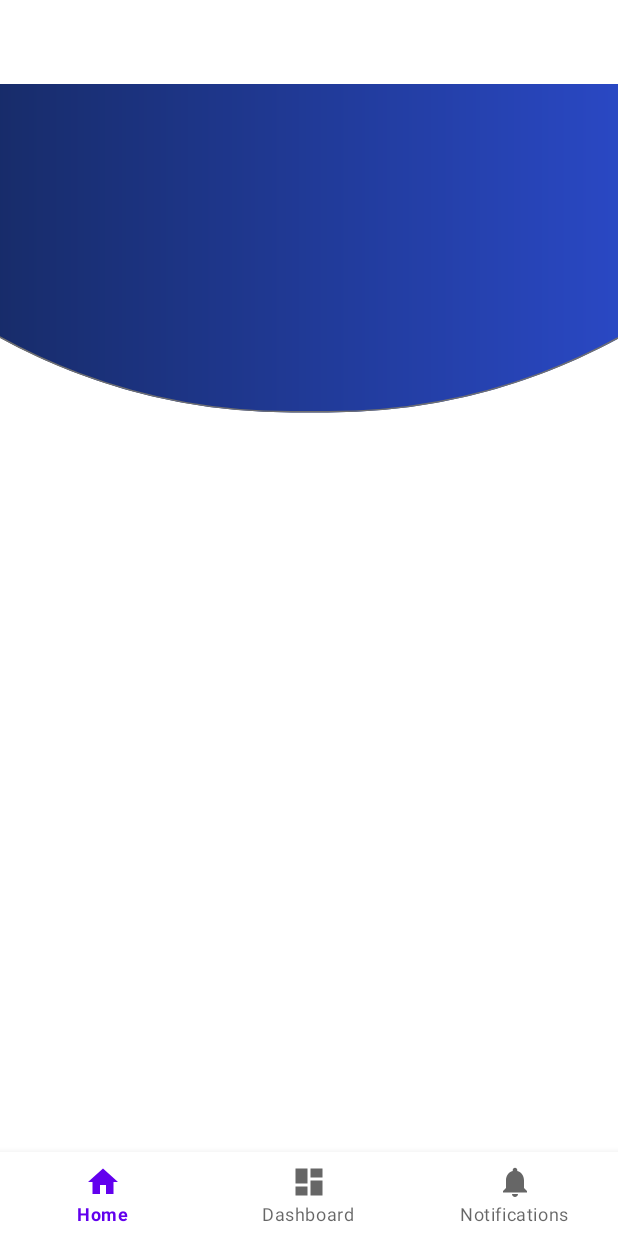
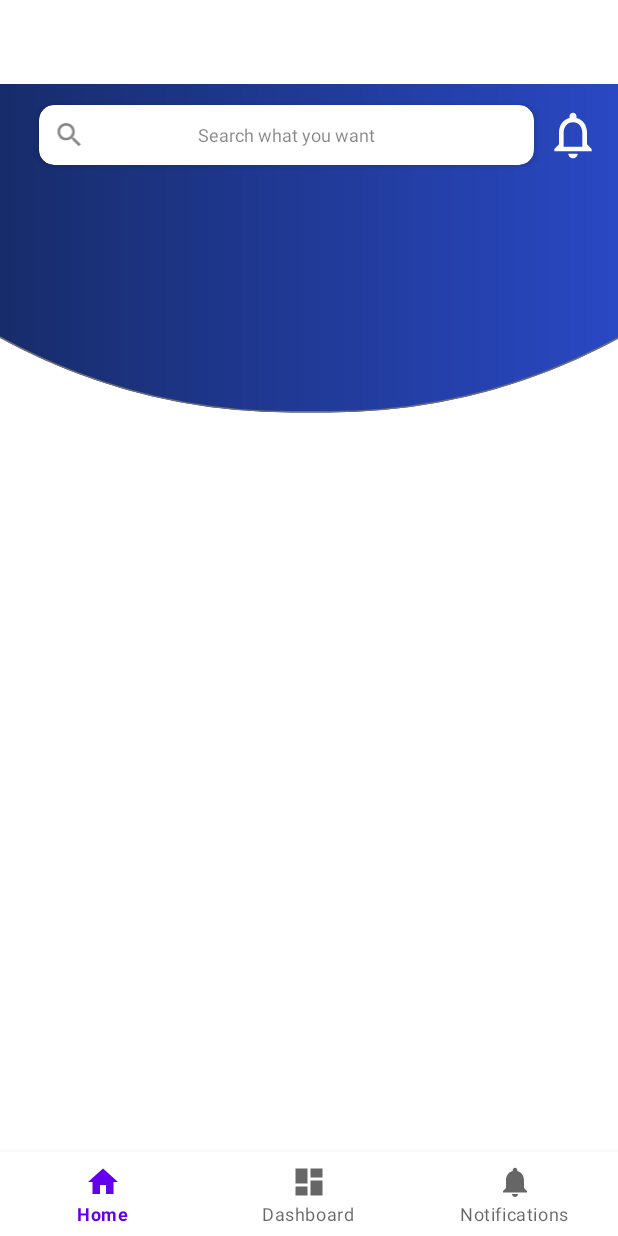
Before and after one commit to peirisabhi/chozy, an Android app: the HomeFragment screen opened directly, with no data from a screen before it, on a phone screen of 412 x 824 dp. Run offline under Robolectric (Android 15) with nearby library versions, the phone set to English and light mode, and no system bars; our stand-ins replace navigation-ui; 3 statements that could not run were skipped.

Commit message:
home page 10% completed

```diff
--- /dev/null
+++ b/app/src/main/res/drawable/ic_baseline_notifications_none_24.xml
@@ -0,0 +1,5 @@
+<vector android:height="24dp" android:tint="#FCFCFC"
+    android:viewportHeight="24" android:viewportWidth="24"
+    android:width="24dp" xmlns:android="http://schemas.android.com/apk/res/android">
+    <path android:fillColor="@android:color/white" android:pathData="M12,22c1.1,0 2,-0.9 2,-2h-4c0,1.1 0.9,2 2,2zM18,16v-5c0,-3.07 -1.63,-5.64 -4.5,-6.32L13.5,4c0,-0.83 -0.67,-1.5 -1.5,-1.5s-1.5,0.67 -1.5,1.5v0.68C7.64,5.36 6,7.92 6,11v5l-2,2v1h16v-1l-2,-2zM16,17L8,17v-6c0,-2.48 1.51,-4.5 4,-4.5s4,2.02 4,4.5v6z"/>
+</vector>
--- /dev/null
+++ b/app/src/main/res/drawable/ic_baseline_search_24.xml
@@ -0,0 +1,5 @@
+<vector android:height="24dp" android:tint="#100F0F"
+    android:viewportHeight="24" android:viewportWidth="24"
+    android:width="24dp" xmlns:android="http://schemas.android.com/apk/res/android">
+    <path android:fillColor="@android:color/white" android:pathData="M15.5,14h-0.79l-0.28,-0.27C15.41,12.59 16,11.11 16,9.5 16,5.91 13.09,3 9.5,3S3,5.91 3,9.5 5.91,16 9.5,16c1.61,0 3.09,-0.59 4.23,-1.57l0.27,0.28v0.79l5,4.99L20.49,19l-4.99,-5zM9.5,14C7.01,14 5,11.99 5,9.5S7.01,5 9.5,5 14,7.01 14,9.5 11.99,14 9.5,14z"/>
+</vector>
--- a/app/src/main/res/layout/fragment_home.xml
+++ b/app/src/main/res/layout/fragment_home.xml
@@ -16,4 +16,75 @@
         app:layout_constraintEnd_toEndOf="parent"
         app:layout_constraintStart_toStartOf="parent"
         app:layout_constraintTop_toTopOf="parent" />
+
+
+    <RelativeLayout
+        android:id="@+id/section_heading"
+        android:layout_width="match_parent"
+        android:layout_height="wrap_content"
+        android:layout_alignParentTop="true"
+        android:layout_centerHorizontal="true"
+        android:elevation="3dp"
+        android:paddingLeft="10dp"
+        android:paddingTop="10dp"
+        android:paddingRight="10dp"
+        android:paddingBottom="10dp"
+        app:layout_constraintEnd_toEndOf="parent"
+        app:layout_constraintStart_toStartOf="parent"
+        app:layout_constraintTop_toTopOf="parent">
+
+
+        <androidx.cardview.widget.CardView
+            android:id="@+id/btnSearch"
+            android:layout_width="match_parent"
+            android:layout_height="40dp"
+            android:layout_marginLeft="16dp"
+            android:layout_marginTop="4dp"
+            android:layout_marginRight="46dp"
+            android:layout_marginBottom="4dp"
+            android:background="#FFFFFF"
+            android:elevation="3dp"
+            app:cardCornerRadius="10dp"
+            app:cardElevation="3dp">
+
+            <RelativeLayout
+                android:layout_width="match_parent"
+                android:layout_height="match_parent">
+
+                <ImageView
+                    android:layout_width="30dp"
+                    android:layout_height="30dp"
+                    android:layout_centerVertical="true"
+                    android:layout_margin="5dp"
+                    android:alpha="0.5"
+                    android:src="@drawable/ic_baseline_search_24"
+                    android:padding="4dp" />
+
+                <TextView
+                    android:layout_width="wrap_content"
+                    android:layout_height="wrap_content"
+                    android:layout_centerInParent="true"
+                    android:alpha="0.5"
+                    android:gravity="center"
+                    android:text="Search what you want"
+                    android:textColor="#100F0F"
+                    android:textSize="12sp" />
+
+            </RelativeLayout>
+
+        </androidx.cardview.widget.CardView>
+
+        <ImageView
+            android:id="@+id/btnQAScan"
+            android:layout_width="40dp"
+            android:layout_height="40dp"
+            android:layout_alignParentRight="true"
+            android:layout_centerVertical="true"
+            android:elevation="3dp"
+            android:padding="1dp"
+            android:src="@drawable/ic_baseline_notifications_none_24"
+            android:translationZ="3dp" />
+
+    </RelativeLayout>
+
 </androidx.constraintlayout.widget.ConstraintLayout>
```
